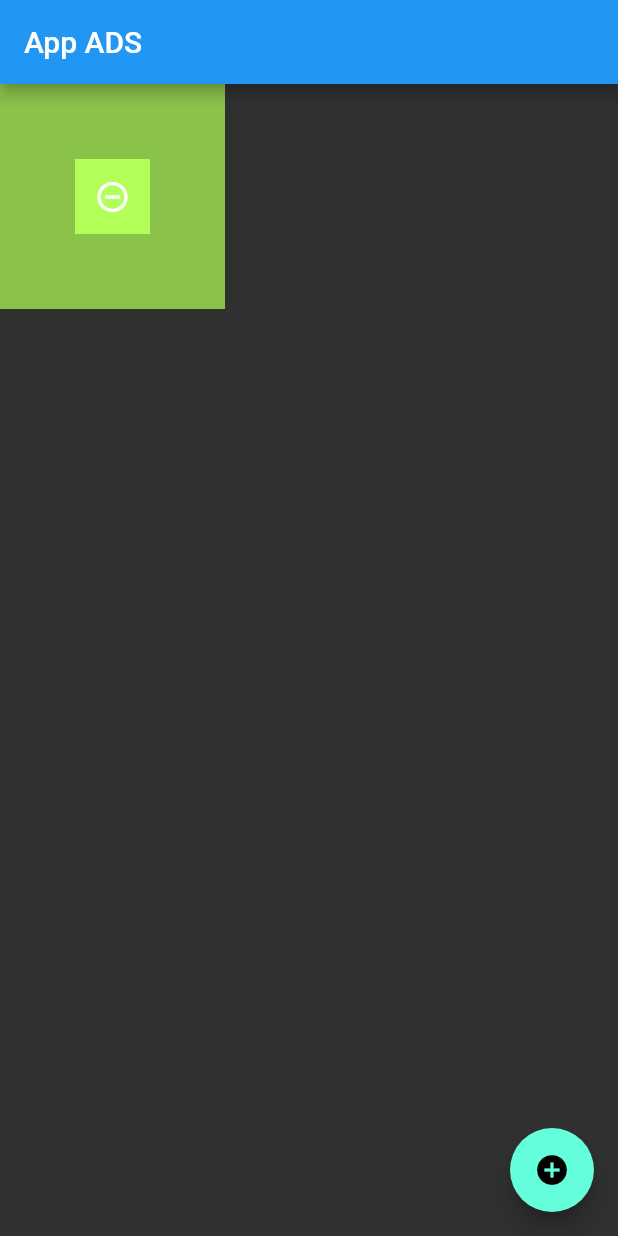
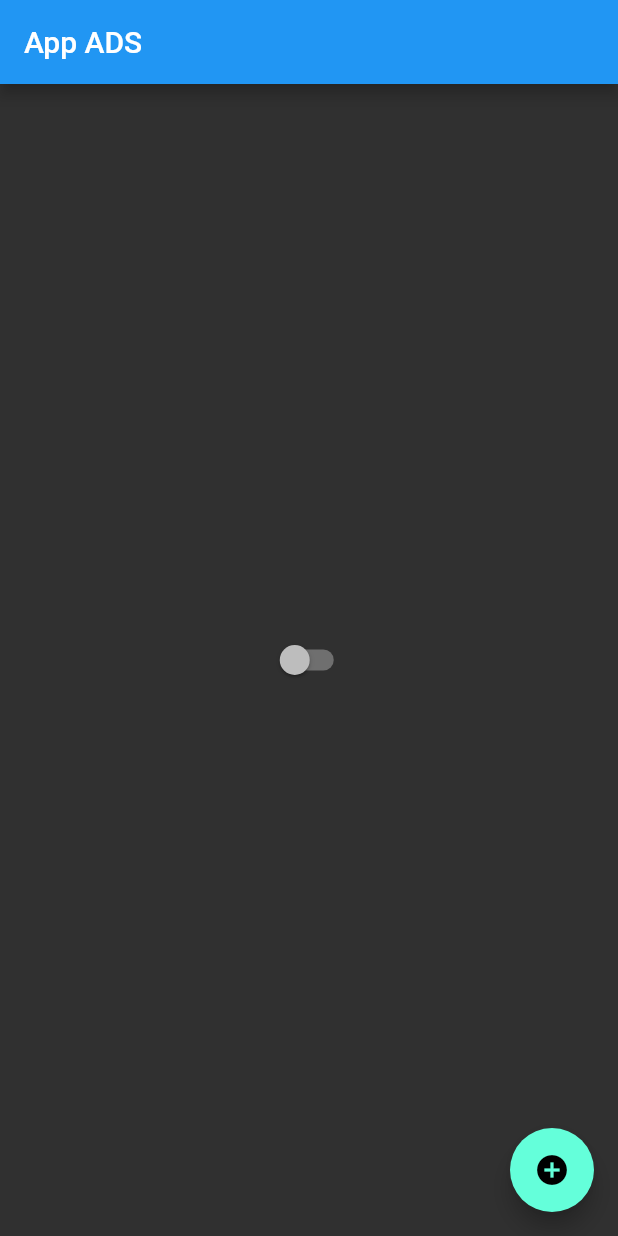
Before and after one commit to keucilene/dispositivos-moveis, a Flutter app: the screen it shows after launch, on a phone screen of 412 x 824 dp. Run offline on Flutter 3.47's test engine with Material 2 defaults, Android fonts, the phone set to English and light mode, and no system bars.

Commit message:
Keucilene - Atividade Obrigatória 2 - Aula 1.7.3
Aula 1.7.3 Switch

```diff
--- a/keucilene/2-flutter-na-pratica/ola_mundo/lib/home_page.dart
+++ b/keucilene/2-flutter-na-pratica/ola_mundo/lib/home_page.dart
@@ -9,28 +9,22 @@ class HomePage extends StatefulWidget {
 
 class HomePageState extends State<HomePage> {
   int counter = 0;
+  bool isDark = false;
 
   @override
   Widget build(BuildContext context) {
-    var container = Container(
-      height: 150,
-      width: 150,
-      color: Colors.lightGreen,
-      child: Center(
-        child: Container(
-          height: 50,
-          width: 50,
-          color: Colors.lightGreenAccent,
-          child: Icon(Icons.remove_circle_outline),
-        ),
-      ),
-    );
-
     return Scaffold(
       appBar: AppBar(
         title: Text('App ADS'),
       ),
-      body: container,
+      body: Center(
+        child: Switch(
+          value: isDark,
+          onChanged: (value) {
+            print(value);
+          },
+        ),
+      ),
       floatingActionButton: FloatingActionButton(
         child: Icon(Icons.add_circle),
         onPressed: () {
```
